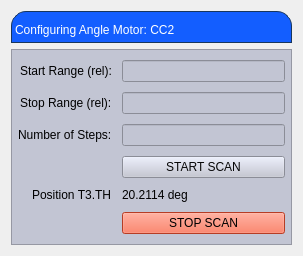
Before: the Qt Designer form angle_cc2.ui in carogee/snd_screens, drawn with Qt 5.
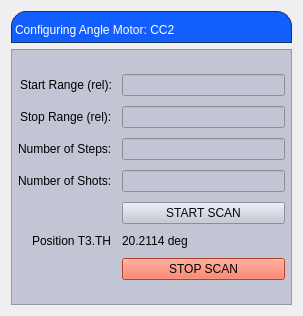
After: the same form once the commit is applied. Custom widgets are drawn as their Qt base class.

Commit message: add option to change nShots

What changed in the file:
```diff
--- a/angle_cc2.ui
+++ b/angle_cc2.ui
@@ -7,7 +7,7 @@
     <x>0</x>
     <y>0</y>
     <width>303</width>
-    <height>256</height>
+    <height>316</height>
    </rect>
   </property>
   <property name="windowTitle">
@@ -94,14 +94,14 @@
            </widget>
           </item>
           <item row="2" column="0">
-           <widget class="QLabel" name="label_3">
+           <widget class="QLabel" name="StopRange">
             <property name="text">
              <string>Stop Range (rel):</string>
             </property>
            </widget>
           </item>
           <item row="3" column="0">
-           <widget class="QLabel" name="label_4">
+           <widget class="QLabel" name="nSteps">
             <property name="text">
              <string>Number of Steps:</string>
             </property>
@@ -141,8 +141,8 @@
             </property>
            </widget>
           </item>
-          <item row="4" column="0">
-           <widget class="PyDMByteIndicator" name="PyDMByteIndicator">
+          <item row="5" column="0">
+           <widget class="PyDMByteIndicator" name="PyDMByteIndicator" native="true">
             <property name="toolTip">
              <string/>
             </property>
@@ -167,9 +167,6 @@
             <property name="circles" stdset="0">
              <bool>true</bool>
             </property>
-            <property name="labelPosition" stdset="0">
-             <enum>QTabWidget::South</enum>
-            </property>
             <property name="numBits" stdset="0">
              <number>1</number>
             </property>
@@ -183,7 +180,7 @@
             </property>
            </widget>
           </item>
-          <item row="4" column="1">
+          <item row="5" column="1">
            <widget class="PyDMPushButton" name="startButton">
             <property name="toolTip">
              <string/>
@@ -202,7 +199,7 @@
             </property>
            </widget>
           </item>
-          <item row="5" column="0">
+          <item row="6" column="0">
            <widget class="PyDMLabel" name="PyDMLabel">
             <property name="toolTip">
              <string/>
@@ -215,8 +212,8 @@
             </property>
            </widget>
           </item>
-          <item row="5" column="1">
-           <widget class="PyDMLabel" name="PyDMLabel_2">
+          <item row="6" column="1">
+           <widget class="PyDMLabel" name="StartRange">
             <property name="toolTip">
              <string/>
             </property>
@@ -249,7 +246,7 @@
             </property>
            </widget>
           </item>
-          <item row="6" column="1">
+          <item row="7" column="1">
            <widget class="PyDMPushButton" name="stopButton">
             <property name="toolTip">
              <string/>
@@ -301,9 +298,6 @@
             <property name="channel" stdset="0">
              <string/>
             </property>
-            <property name="displayFormat" stdset="0">
-             <enum>PyDMLineEdit::String</enum>
-            </property>
            </widget>
           </item>
           <item row="1" column="1">
@@ -340,6 +334,16 @@
             </property>
            </widget>
           </item>
+          <item row="4" column="0">
+           <widget class="QLabel" name="nShots">
+            <property name="text">
+             <string>Number of Shots:</string>
+            </property>
+           </widget>
+          </item>
+          <item row="4" column="1">
+           <widget class="QLineEdit" name="nShotsLineEdit"/>
+          </item>
          </layout>
         </item>
        </layout>
```
The commit also changes 6 other files.
